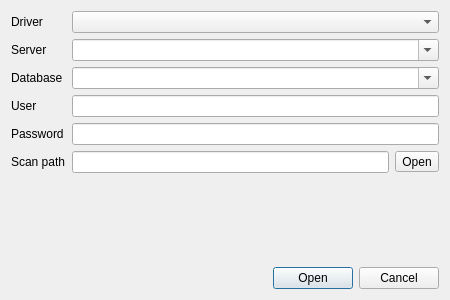
This is connectdialog.ui in Kuszki/K-Indexer as Qt 5 draws it before an edit. The edited form follows.
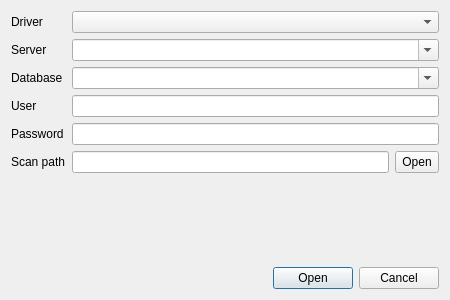
This is the edited form. Icons and pictures are not drawn.

Diff of the .ui file:
```diff
--- a/connectdialog.ui
+++ b/connectdialog.ui
@@ -116,6 +116,12 @@
      </item>
      <item>
       <widget class="QToolButton" name="pathButton">
+       <property name="sizePolicy">
+        <sizepolicy hsizetype="Preferred" vsizetype="Preferred">
+         <horstretch>0</horstretch>
+         <verstretch>0</verstretch>
+        </sizepolicy>
+       </property>
        <property name="toolTip">
         <string>Open folder</string>
        </property>
```
